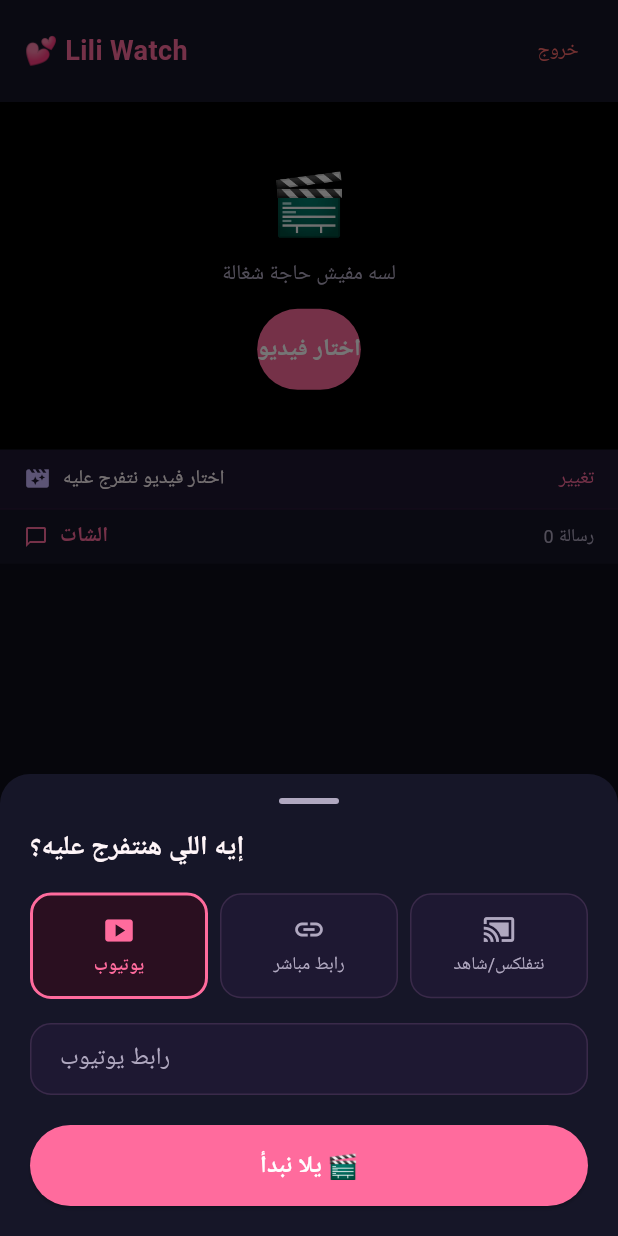
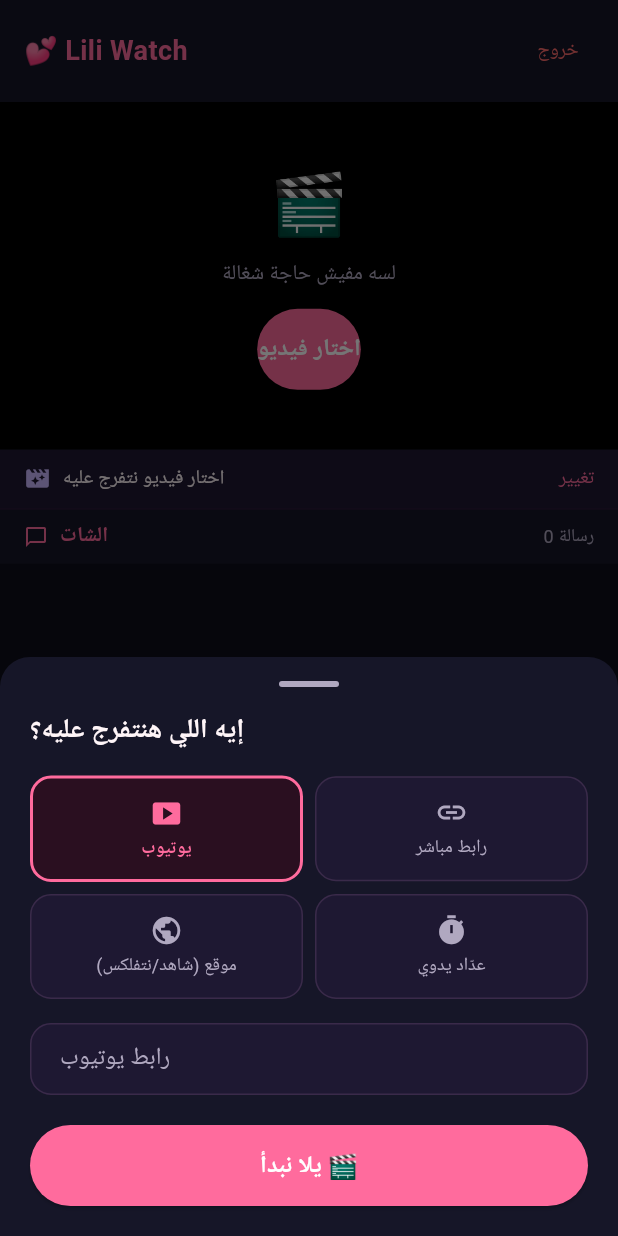
Before and after one commit to Ahmedheweidy/lili-server, a Flutter app: the WatchScreen screen opened directly, after a tap on "اختار فيديو", on a phone screen of 412 x 824 dp. Run offline on Flutter 3.47's test engine with Material 3 defaults, Android fonts, the phone set to English and light mode, and no system bars; our stand-ins replace socket_io_client, video_player, youtube_player_flutter; missing offline and left inert: flutter_inappwebview.

Commit message:
Add Teleparty-style WebView sync mode for streaming sites
- New 'web' media type: loads a streaming site (Shahid/WatchiT/Netflix)
  in an in-app WebView where each person logs into their own account
- Inject JavaScript that hooks the page <video> element and syncs
  play/pause/seek both ways via a JS<->Dart bridge (flutter_inappwebview)
- mediaPlaybackRequiresUserGesture=false so remote play() isn't blocked
- Source picker: add "موقع" (web) option with Netflix/Shahid/WatchiT
  quick links, plus manual-timer mode kept as fallback
- Watch screen: web mode gets a large flexible area above the chat
- Server: allow 'web' source type

Note: Shahid/WatchiT likely work in WebView; Netflix may refuse
(falls back to the manual timer mode).

https://claude.ai/code/session_01PBd2AU5tPWEq9rEXPrhReM

```diff
--- a/lili-app/lib/models/media_source.dart
+++ b/lili-app/lib/models/media_source.dart
@@ -1,8 +1,8 @@
-enum MediaType { youtube, direct, remote }
+enum MediaType { youtube, direct, web, remote }
 
 class MediaSource {
   final MediaType type;
-  final String url;    // youtube url, direct/m3u8 url, or '' for remote
+  final String url;    // youtube url, direct/m3u8 url, website url, or '' for remote
   final String title;  // free label, mainly for remote mode (e.g. "Netflix - اسم الفيلم")
 
   const MediaSource({
@@ -15,6 +15,8 @@ class MediaSource {
     switch (s) {
       case 'youtube':
         return MediaType.youtube;
+      case 'web':
+        return MediaType.web;
       case 'remote':
         return MediaType.remote;
       default:
@@ -26,6 +28,8 @@ class MediaSource {
     switch (type) {
       case MediaType.youtube:
         return 'youtube';
+      case MediaType.web:
+        return 'web';
       case MediaType.remote:
         return 'remote';
       case MediaType.direct:
--- a/lili-app/lib/screens/watch_screen.dart
+++ b/lili-app/lib/screens/watch_screen.dart
@@ -6,6 +6,7 @@ import '../theme/app_theme.dart';
 import '../widgets/video_player_widget.dart';
 import '../widgets/youtube_player_widget.dart';
 import '../widgets/remote_sync_widget.dart';
+import '../widgets/web_sync_widget.dart';
 import '../widgets/chat_panel.dart';
 import '../widgets/source_picker.dart';
 
@@ -22,6 +23,7 @@ class WatchScreen extends StatelessWidget {
   Widget build(BuildContext context) {
     final provider = context.watch<AppProvider>();
     final source = provider.source;
+    final isWeb = source?.type == MediaType.web;
 
     return Scaffold(
       resizeToAvoidBottomInset: false,
@@ -85,7 +87,11 @@ class WatchScreen extends StatelessWidget {
             ),
 
             // ── Player area ───────────────────────────────
-            _buildPlayer(context, provider, source),
+            // Web mode needs a large flexible area; other players are intrinsic.
+            if (isWeb)
+              Expanded(flex: 3, child: _buildPlayer(context, provider, source))
+            else
+              _buildPlayer(context, provider, source),
 
             // ── Source bar (change what we're watching) ───
             InkWell(
@@ -125,6 +131,7 @@ class WatchScreen extends StatelessWidget {
 
             // ── Chat ──────────────────────────────────────
             Expanded(
+              flex: isWeb ? 2 : 1,
               child: ChatPanel(
                 messages: provider.messages,
                 currentUsername: provider.username,
@@ -144,6 +151,8 @@ class WatchScreen extends StatelessWidget {
         return 'يوتيوب: ${s.title.isNotEmpty ? s.title : s.url}';
       case MediaType.direct:
         return 'فيديو: ${s.title.isNotEmpty ? s.title : s.url}';
+      case MediaType.web:
+        return 'موقع: ${s.url}';
       case MediaType.remote:
         return s.title.isNotEmpty ? s.title : 'مشاهدة خارجية';
     }
@@ -208,6 +217,20 @@ class WatchScreen extends StatelessWidget {
           onClearPendingPause: provider.clearPendingPause,
           onClearPendingSeek: provider.clearPendingSeek,
         );
+      case MediaType.web:
+        return WebSyncWidget(
+          key: ValueKey('web-${source.url}'),
+          url: source.url,
+          pendingPlay: provider.pendingPlay,
+          pendingPause: provider.pendingPause,
+          pendingSeek: provider.pendingSeek,
+          onPlay: provider.onPlay,
+          onPause: provider.onPause,
+          onSeek: provider.onSeek,
+          onClearPendingPlay: provider.clearPendingPlay,
+          onClearPendingPause: provider.clearPendingPause,
+          onClearPendingSeek: provider.clearPendingSeek,
+        );
       case MediaType.remote:
         return RemoteSyncWidget(
           key: ValueKey('remote-${source.title}'),
--- a/lili-app/lib/widgets/source_picker.dart
+++ b/lili-app/lib/widgets/source_picker.dart
@@ -27,6 +27,12 @@ class _SourcePickerState extends State<_SourcePicker> {
   final _urlCtrl = TextEditingController();
   final _titleCtrl = TextEditingController();
 
+  static const _services = {
+    'Netflix': 'https://www.netflix.com',
+    'شاهد': 'https://shahid.mbc.net',
+    'WatchiT': 'https://www.watchit.com',
+  };
+
   @override
   void initState() {
     super.initState();
@@ -47,12 +53,12 @@ class _SourcePickerState extends State<_SourcePicker> {
   void _confirm() {
     final url = _urlCtrl.text.trim();
     final title = _titleCtrl.text.trim();
-    if (_type != MediaType.remote && url.isEmpty) return;
-    if (_type == MediaType.remote && title.isEmpty) return;
-    Navigator.pop(
-      context,
-      MediaSource(type: _type, url: url, title: title),
-    );
+    if (_type == MediaType.remote) {
+      if (title.isEmpty) return;
+    } else {
+      if (url.isEmpty) return;
+    }
+    Navigator.pop(context, MediaSource(type: _type, url: url, title: title));
   }
 
   @override
@@ -89,7 +95,7 @@ class _SourcePickerState extends State<_SourcePicker> {
           ),
           const SizedBox(height: 16),
 
-          // Type selector
+          // Type selector (two rows)
           Row(
             children: [
               _TypeChip(
@@ -105,10 +111,21 @@ class _SourcePickerState extends State<_SourcePicker> {
                 selected: _type == MediaType.direct,
                 onTap: () => setState(() => _type = MediaType.direct),
               ),
+            ],
+          ),
+          const SizedBox(height: 8),
+          Row(
+            children: [
+              _TypeChip(
+                label: 'موقع (شاهد/نتفلكس)',
+                icon: Icons.public,
+                selected: _type == MediaType.web,
+                onTap: () => setState(() => _type = MediaType.web),
+              ),
               const SizedBox(width: 8),
               _TypeChip(
-                label: 'نتفلكس/شاهد',
-                icon: Icons.cast_connected,
+                label: 'عدّاد يدوي',
+                icon: Icons.timer,
                 selected: _type == MediaType.remote,
                 onTap: () => setState(() => _type = MediaType.remote),
               ),
@@ -117,25 +134,59 @@ class _SourcePickerState extends State<_SourcePicker> {
           const SizedBox(height: 16),
 
           // Inputs per type
-          if (_type == MediaType.youtube) ...[
-            _field(_urlCtrl, 'رابط يوتيوب', 'https://youtu.be/...'),
-          ] else if (_type == MediaType.direct) ...[
-            _field(_urlCtrl, 'رابط الفيديو أو بث m3u8', 'https://...mp4 / .m3u8'),
-          ] else ...[
-            // remote
+          if (_type == MediaType.youtube)
+            _field(_urlCtrl, 'رابط يوتيوب', 'https://youtu.be/...')
+          else if (_type == MediaType.direct)
+            _field(_urlCtrl, 'رابط الفيديو أو بث m3u8', 'https://...mp4 / .m3u8')
+          else if (_type == MediaType.web) ...[
             Wrap(
               spacing: 8,
-              children: [
-                _serviceChip('Netflix'),
-                _serviceChip('شاهد'),
-                _serviceChip('WatchiT'),
-              ],
+              children: _services.entries
+                  .map((e) => ActionChip(
+                        label: Text(e.key),
+                        backgroundColor: AppTheme.cardBg,
+                        labelStyle: const TextStyle(color: AppTheme.softLavender),
+                        onPressed: () {
+                          _urlCtrl.text = e.value;
+                          setState(() {});
+                        },
+                      ))
+                  .toList(),
+            ),
+            const SizedBox(height: 10),
+            _field(_urlCtrl, 'رابط الموقع', 'https://shahid.mbc.net'),
+            const SizedBox(height: 8),
+            const Text(
+              'هيفتح الموقع جوه التطبيق — سجّل دخولك بحسابك، والتشغيل/الإيقاف هيتزامن تلقائيًا بينكوا. '
+              '(شاهد و WatchiT غالبًا يشتغلوا، نتفلكس ممكن يرفض — وقتها استخدم العدّاد اليدوي)',
+              style: TextStyle(color: AppTheme.dimWhite, fontSize: 12),
+            ),
+          ] else ...[
+            // remote / manual timer
+            Wrap(
+              spacing: 8,
+              children: _services.keys
+                  .map((name) => ActionChip(
+                        label: Text(name),
+                        backgroundColor: AppTheme.cardBg,
+                        labelStyle: const TextStyle(color: AppTheme.softLavender),
+                        onPressed: () {
+                          final existing = _titleCtrl.text.trim();
+                          if (existing.isEmpty || !existing.contains(' - ')) {
+                            _titleCtrl.text = '$name - ';
+                            _titleCtrl.selection =
+                                TextSelection.collapsed(offset: _titleCtrl.text.length);
+                          }
+                          setState(() {});
+                        },
+                      ))
+                  .toList(),
             ),
             const SizedBox(height: 10),
             _field(_titleCtrl, 'بنتفرج على إيه؟', 'مثال: Netflix - اسم الفيلم'),
             const SizedBox(height: 8),
             const Text(
-              'الفيديو هيشتغل في تطبيق الخدمة الرسمي، وهنا بس نزامن التشغيل والإيقاف + الشات.',
+              'الفيديو هيشتغل في تطبيق الخدمة الرسمي، وهنا بس نزامن عدّاد التشغيل + الشات.',
               style: TextStyle(color: AppTheme.dimWhite, fontSize: 12),
             ),
           ],
@@ -156,23 +207,6 @@ class _SourcePickerState extends State<_SourcePicker> {
       style: const TextStyle(color: AppTheme.warmWhite),
       decoration: InputDecoration(labelText: label, hintText: hint),
       keyboardType: TextInputType.url,
-    );
-  }
-
-  Widget _serviceChip(String name) {
-    return ActionChip(
-      label: Text(name),
-      backgroundColor: AppTheme.cardBg,
-      labelStyle: const TextStyle(color: AppTheme.softLavender),
-      onPressed: () {
-        final existing = _titleCtrl.text.trim();
-        if (existing.isEmpty || !existing.contains(' - ')) {
-          _titleCtrl.text = '$name - ';
-          _titleCtrl.selection =
-              TextSelection.collapsed(offset: _titleCtrl.text.length);
-        }
-        setState(() {});
-      },
     );
   }
 }
@@ -196,7 +230,7 @@ class _TypeChip extends StatelessWidget {
       child: GestureDetector(
         onTap: onTap,
         child: Container(
-          padding: const EdgeInsets.symmetric(vertical: 12),
+          padding: const EdgeInsets.symmetric(vertical: 12, horizontal: 6),
           decoration: BoxDecoration(
             color: selected ? const Color(0xFF2A0F20) : AppTheme.cardBg,
             borderRadius: BorderRadius.circular(14),
@@ -211,6 +245,7 @@ class _TypeChip extends StatelessWidget {
               const SizedBox(height: 4),
               Text(
                 label,
+                textAlign: TextAlign.center,
                 style: TextStyle(
                   color: selected ? AppTheme.rosePink : AppTheme.dimWhite,
                   fontSize: 12,
--- a/lili-app/pubspec.yaml
+++ b/lili-app/pubspec.yaml
@@ -12,6 +12,7 @@ dependencies:
   socket_io_client: ^2.0.3
   video_player: ^2.8.7
   youtube_player_flutter: ^9.0.1
+  flutter_inappwebview: ^6.0.0
   provider: ^6.1.2
   intl: ^0.19.0
   cupertino_icons: ^1.0.8
```
Also changed, not shown: lili-app/lib/widgets/web_sync_widget.dart (added, +142 -0 lines), 1 other file.
